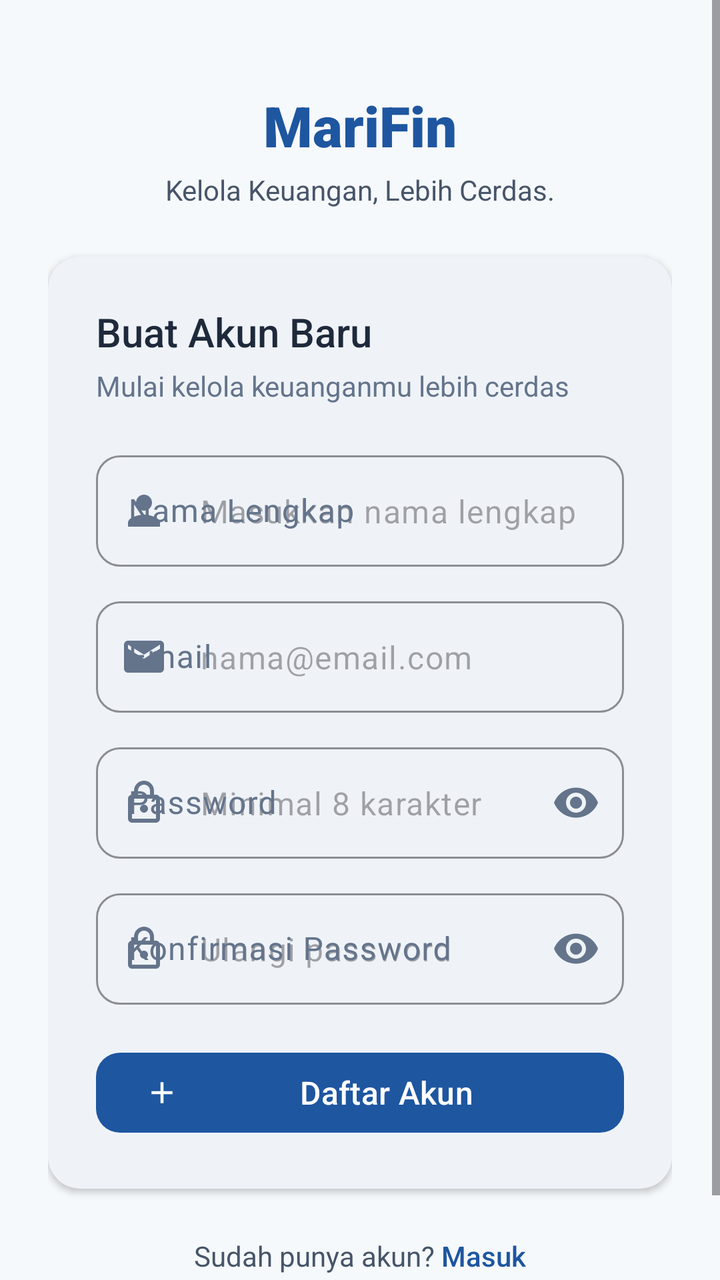
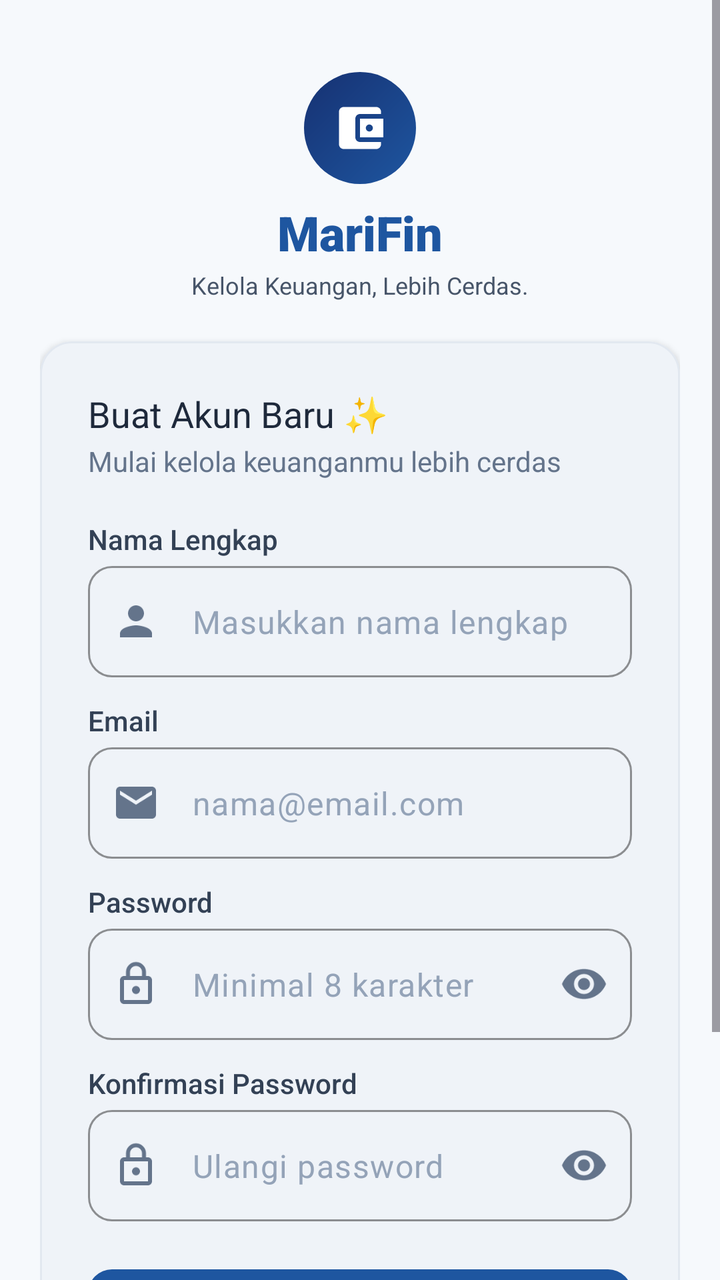

Compare the two renders of this Android layout. The source of the first and the diff that turns it into the second are given below.
<!-- AndroidManifest.xml: application theme Theme.MariFin -->
<!-- res/layout/fragment_register.xml -->
<?xml version="1.0" encoding="utf-8"?>
<ScrollView xmlns:android="http://schemas.android.com/apk/res/android"
    xmlns:app="http://schemas.android.com/apk/res-auto"
    android:layout_width="match_parent"
    android:layout_height="match_parent"
    android:fillViewport="true"
    android:background="@color/background">

    <LinearLayout
        android:layout_width="match_parent"
        android:layout_height="wrap_content"
        android:orientation="vertical"
        android:padding="@dimen/spacing_xl"
        android:gravity="center_horizontal">

        
        <LinearLayout
            android:layout_width="match_parent"
            android:layout_height="wrap_content"
            android:orientation="vertical"
            android:gravity="center"
            android:layout_marginTop="@dimen/spacing_lg"
            android:layout_marginBottom="@dimen/spacing_xl">

            <TextView
                android:layout_width="wrap_content"
                android:layout_height="wrap_content"
                android:text="@string/app_name"
                android:textSize="@dimen/text_3xl"
                android:fontFamily="sans-serif-black"
                android:textColor="@color/primary" />

            <TextView
                android:layout_width="wrap_content"
                android:layout_height="wrap_content"
                android:text="@string/app_tagline"
                android:textSize="@dimen/text_sm"
                android:textColor="@color/gray_600"
                android:layout_marginTop="@dimen/spacing_xs" />
        </LinearLayout>

        
        <com.google.android.material.card.MaterialCardView
            android:layout_width="match_parent"
            android:layout_height="wrap_content"
            style="@style/Widget.MariFin.CardView"
            app:cardElevation="@dimen/elevation_low"
            app:contentPadding="@dimen/spacing_xl">

            <LinearLayout
                android:layout_width="match_parent"
                android:layout_height="wrap_content"
                android:orientation="vertical">

                <TextView
                    android:layout_width="wrap_content"
                    android:layout_height="wrap_content"
                    android:text="Buat Akun Baru"
                    android:textSize="@dimen/text_xl"
                    android:fontFamily="sans-serif-medium"
                    android:textColor="@color/on_surface"
                    android:layout_marginBottom="@dimen/spacing_xs" />

                <TextView
                    android:layout_width="wrap_content"
                    android:layout_height="wrap_content"
                    android:text="Mulai kelola keuanganmu lebih cerdas"
                    android:textSize="@dimen/text_sm"
                    android:textColor="@color/gray_500"
                    android:layout_marginBottom="@dimen/spacing_lg" />

                
                <com.google.android.material.textfield.TextInputLayout
                    android:id="@+id/til_full_name"
                    android:layout_width="match_parent"
                    android:layout_height="wrap_content"
                    android:hint="@string/label_full_name"
                    style="@style/Widget.MariFin.TextInputLayout"
                    app:startIconDrawable="@drawable/ic_person"
                    android:layout_marginBottom="@dimen/spacing_md">

                    <com.google.android.material.textfield.TextInputEditText
                        android:id="@+id/et_full_name"
                        android:layout_width="match_parent"
                        android:layout_height="wrap_content"
                        android:inputType="textPersonName"
                        android:hint="@string/placeholder_full_name"
                        android:textSize="@dimen/text_base" />
                </com.google.android.material.textfield.TextInputLayout>

                
                <com.google.android.material.textfield.TextInputLayout
                    android:id="@+id/til_email"
                    android:layout_width="match_parent"
                    android:layout_height="wrap_content"
                    android:hint="@string/label_email"
                    style="@style/Widget.MariFin.TextInputLayout"
                    app:startIconDrawable="@drawable/ic_email"
                    android:layout_marginBottom="@dimen/spacing_md">

                    <com.google.android.material.textfield.TextInputEditText
                        android:id="@+id/et_email"
                        android:layout_width="match_parent"
                        android:layout_height="wrap_content"
                        android:inputType="textEmailAddress"
                        android:hint="@string/placeholder_email"
                        android:textSize="@dimen/text_base" />
                </com.google.android.material.textfield.TextInputLayout>

                
                <com.google.android.material.textfield.TextInputLayout
                    android:id="@+id/til_password"
                    android:layout_width="match_parent"
                    android:layout_height="wrap_content"
                    android:hint="@string/label_password"
                    style="@style/Widget.MariFin.TextInputLayout"
                    app:startIconDrawable="@drawable/ic_lock"
                    app:endIconMode="password_toggle"
                    android:layout_marginBottom="@dimen/spacing_md">

                    <com.google.android.material.textfield.TextInputEditText
                        android:id="@+id/et_password"
                        android:layout_width="match_parent"
                        android:layout_height="wrap_content"
                        android:inputType="textPassword"
                        android:hint="@string/placeholder_password"
                        android:textSize="@dimen/text_base" />
                </com.google.android.material.textfield.TextInputLayout>

                
                <com.google.android.material.textfield.TextInputLayout
                    android:id="@+id/til_password_confirm"
                    android:layout_width="match_parent"
                    android:layout_height="wrap_content"
                    android:hint="Konfirmasi Password"
                    style="@style/Widget.MariFin.TextInputLayout"
                    app:startIconDrawable="@drawable/ic_lock"
                    app:endIconMode="password_toggle"
                    android:layout_marginBottom="@dimen/spacing_lg">

                    <com.google.android.material.textfield.TextInputEditText
                        android:id="@+id/et_password_confirm"
                        android:layout_width="match_parent"
                        android:layout_height="wrap_content"
                        android:inputType="textPassword"
                        android:hint="Ulangi password"
                        android:textSize="@dimen/text_base" />
                </com.google.android.material.textfield.TextInputLayout>

                
                <com.google.android.material.button.MaterialButton
                    android:id="@+id/btn_register"
                    android:layout_width="match_parent"
                    android:layout_height="wrap_content"
                    android:text="@string/action_register"
                    app:icon="@drawable/ic_add"
                    style="@style/Widget.MariFin.Button" />

                
                <ProgressBar
                    android:id="@+id/progress_bar"
                    android:layout_width="wrap_content"
                    android:layout_height="wrap_content"
                    android:layout_gravity="center"
                    android:visibility="gone"
                    android:layout_marginTop="@dimen/spacing_md" />

            </LinearLayout>
        </com.google.android.material.card.MaterialCardView>

        
        <LinearLayout
            android:layout_width="wrap_content"
            android:layout_height="wrap_content"
            android:orientation="horizontal"
            android:layout_marginTop="@dimen/spacing_xl"
            android:layout_marginBottom="@dimen/spacing_xl">

            <TextView
                android:layout_width="wrap_content"
                android:layout_height="wrap_content"
                android:text="Sudah punya akun? "
                android:textColor="@color/gray_600"
                android:textSize="@dimen/text_sm" />

            <TextView
                android:id="@+id/btn_to_login"
                android:layout_width="wrap_content"
                android:layout_height="wrap_content"
                android:text="Masuk"
                android:textColor="@color/primary"
                android:fontFamily="sans-serif-medium"
                android:textSize="@dimen/text_sm" />
        </LinearLayout>

    </LinearLayout>
</ScrollView>
<!-- resources referenced by this layout -->
<resources>
  <color name="background">#F6F9FC</color>
  <color name="gray_500">#64748B</color>
  <color name="gray_600">#475569</color>
  <color name="on_surface">#1E293B</color>
  <color name="primary">#1E56A0</color>
  <dimen name="elevation_low">2dp</dimen>
  <dimen name="spacing_lg">20dp</dimen>
  <dimen name="spacing_md">12dp</dimen>
  <dimen name="spacing_xl">24dp</dimen>
  <dimen name="spacing_xs">4dp</dimen>
  <dimen name="text_3xl">28sp</dimen>
  <dimen name="text_base">16sp</dimen>
  <dimen name="text_sm">14sp</dimen>
  <dimen name="text_xl">20sp</dimen>
  <!-- drawable ic_add (drawable) -->
  <vector xmlns:android="http://schemas.android.com/apk/res/android"
      android:width="24dp"
      android:height="24dp"
      android:viewportWidth="24"
      android:viewportHeight="24"
      android:tint="?attr/colorControlNormal">
    <path
        android:fillColor="@android:color/white"
        android:pathData="M19,13h-6v6h-2v-6H5v-2h6V5h2v6h6v2z"/>
  </vector>
  <string name="action_register">Daftar Akun</string>
  <string name="app_name">MariFin</string>
  <string name="app_tagline">Kelola Keuangan, Lebih Cerdas.</string>
  <string name="label_email">Email</string>
  <string name="label_full_name">Nama Lengkap</string>
  <string name="label_password">Password</string>
  <string name="placeholder_email">nama@email.com</string>
  <string name="placeholder_full_name">Masukkan nama lengkap</string>
  <string name="placeholder_password">Minimal 8 karakter</string>
  <style name="Widget.MariFin.CardView" parent="Widget.Material3.CardView.Elevated">
          <item name="cardCornerRadius">@dimen/radius_lg</item>
          <item name="cardElevation">@dimen/elevation_low</item>
          <item name="cardBackgroundColor">@color/surface</item>
          <item name="strokeWidth">0dp</item>
      </style>
  <dimen name="radius_md">12dp</dimen>
  <dimen name="min_touch_target">48dp</dimen>
  <color name="on_primary">#FFFFFF</color>
  <dimen name="spacing_sm">8dp</dimen>
  <dimen name="radius_lg">16dp</dimen>
  <color name="surface">#FFFFFF</color>
  <color name="expense_red">#EF4444</color>
  <color name="primary_container">#E8F1FA</color>
  <color name="on_primary_container">#163172</color>
  <color name="secondary">#3AB4F2</color>
  <color name="on_secondary">#FFFFFF</color>
  <color name="surface_variant">#F8FAFC</color>
  <color name="on_surface_variant">#64748B</color>
  <!-- unchanged entries left out for length: 6 -->
</resources>

<!-- the commit's change to res/layout/fragment_register.xml (unified diff, before → after) -->
@@ -10,7 +10,8 @@
         android:layout_width="match_parent"
         android:layout_height="wrap_content"
         android:orientation="vertical"
-        android:padding="@dimen/spacing_xl"
+        android:paddingHorizontal="@dimen/spacing_lg"
+        android:paddingVertical="@dimen/spacing_xl"
         android:gravity="center_horizontal">
 
         
@@ -19,14 +20,29 @@
             android:layout_height="wrap_content"
             android:orientation="vertical"
             android:gravity="center"
-            android:layout_marginTop="@dimen/spacing_lg"
-            android:layout_marginBottom="@dimen/spacing_xl">
+            android:layout_marginTop="@dimen/spacing_md"
+            android:layout_marginBottom="@dimen/spacing_lg">
+
+            <FrameLayout
+                android:layout_width="56dp"
+                android:layout_height="56dp"
+                android:background="@drawable/bg_brand_logo_circle"
+                android:layout_marginBottom="@dimen/spacing_sm">
+
+                <ImageView
+                    android:layout_width="28dp"
+                    android:layout_height="28dp"
+                    android:layout_gravity="center"
+                    android:src="@drawable/ic_wallet_card"
+                    app:tint="@color/white"
+                    android:contentDescription="@string/app_name" />
+            </FrameLayout>
 
             <TextView
                 android:layout_width="wrap_content"
                 android:layout_height="wrap_content"
                 android:text="@string/app_name"
-                android:textSize="@dimen/text_3xl"
+                android:textSize="@dimen/text_2xl"
                 android:fontFamily="sans-serif-black"
                 android:textColor="@color/primary" />
 
@@ -34,9 +50,9 @@
                 android:layout_width="wrap_content"
                 android:layout_height="wrap_content"
                 android:text="@string/app_tagline"
-                android:textSize="@dimen/text_sm"
+                android:textSize="@dimen/text_xs"
                 android:textColor="@color/gray_600"
-                android:layout_marginTop="@dimen/spacing_xs" />
+                android:layout_marginTop="@dimen/spacing_2xs" />
         </LinearLayout>
 
         
@@ -45,6 +61,9 @@
             android:layout_height="wrap_content"
             style="@style/Widget.MariFin.CardView"
             app:cardElevation="@dimen/elevation_low"
+            app:cardCornerRadius="@dimen/radius_lg"
+            app:strokeWidth="1dp"
+            app:strokeColor="@color/divider"
             app:contentPadding="@dimen/spacing_xl">
 
             <LinearLayout
@@ -55,11 +74,11 @@
                 <TextView
                     android:layout_width="wrap_content"
                     android:layout_height="wrap_content"
-                    android:text="Buat Akun Baru"
-                    android:textSize="@dimen/text_xl"
-                    android:fontFamily="sans-serif-medium"
+                    android:text="Buat Akun Baru ✨"
+                    android:textSize="@dimen/text_lg"
+                    android:fontFamily="sans-serif-bold"
                     android:textColor="@color/on_surface"
-                    android:layout_marginBottom="@dimen/spacing_xs" />
+                    android:layout_marginBottom="@dimen/spacing_2xs" />
 
                 <TextView
                     android:layout_width="wrap_content"
@@ -70,11 +89,20 @@
                     android:layout_marginBottom="@dimen/spacing_lg" />
 
                 
+                <TextView
+                    android:layout_width="wrap_content"
+                    android:layout_height="wrap_content"
+                    android:text="@string/label_full_name"
+                    android:textSize="@dimen/text_sm"
+                    android:fontFamily="sans-serif-medium"
+                    android:textColor="@color/gray_700"
+                    android:layout_marginBottom="@dimen/spacing_xs" />
+
                 <com.google.android.material.textfield.TextInputLayout
                     android:id="@+id/til_full_name"
                     android:layout_width="match_parent"
                     android:layout_height="wrap_content"
-                    android:hint="@string/label_full_name"
+                    app:hintEnabled="false"
                     style="@style/Widget.MariFin.TextInputLayout"
                     app:startIconDrawable="@drawable/ic_person"
                     android:layout_marginBottom="@dimen/spacing_md">
@@ -85,15 +113,25 @@
                         android:layout_height="wrap_content"
                         android:inputType="textPersonName"
                         android:hint="@string/placeholder_full_name"
-                        android:textSize="@dimen/text_base" />
-                </com.google.android.material.textfield.TextInputLayout>
-
-                
+                        android:textColorHint="@color/gray_400"
+                        android:textSize="@dimen/text_base" />
+                </com.google.android.material.textfield.TextInputLayout>
+
+                
+                <TextView
+                    android:layout_width="wrap_content"
+                    android:layout_height="wrap_content"
+                    android:text="@string/label_email"
+                    android:textSize="@dimen/text_sm"
+                    android:fontFamily="sans-serif-medium"
+                    android:textColor="@color/gray_700"
+                    android:layout_marginBottom="@dimen/spacing_xs" />
+
                 <com.google.android.material.textfield.TextInputLayout
                     android:id="@+id/til_email"
                     android:layout_width="match_parent"
                     android:layout_height="wrap_content"
-                    android:hint="@string/label_email"
+                    app:hintEnabled="false"
                     style="@style/Widget.MariFin.TextInputLayout"
                     app:startIconDrawable="@drawable/ic_email"
                     android:layout_marginBottom="@dimen/spacing_md">
@@ -104,15 +142,25 @@
                         android:layout_height="wrap_content"
                         android:inputType="textEmailAddress"
                         android:hint="@string/placeholder_email"
-                        android:textSize="@dimen/text_base" />
-                </com.google.android.material.textfield.TextInputLayout>
-
-                
+                        android:textColorHint="@color/gray_400"
+                        android:textSize="@dimen/text_base" />
+                </com.google.android.material.textfield.TextInputLayout>
+
+                
+                <TextView
+                    android:layout_width="wrap_content"
+                    android:layout_height="wrap_content"
+                    android:text="@string/label_password"
+                    android:textSize="@dimen/text_sm"
+                    android:fontFamily="sans-serif-medium"
+                    android:textColor="@color/gray_700"
+                    android:layout_marginBottom="@dimen/spacing_xs" />
+
                 <com.google.android.material.textfield.TextInputLayout
                     android:id="@+id/til_password"
                     android:layout_width="match_parent"
                     android:layout_height="wrap_content"
-                    android:hint="@string/label_password"
+                    app:hintEnabled="false"
                     style="@style/Widget.MariFin.TextInputLayout"
                     app:startIconDrawable="@drawable/ic_lock"
                     app:endIconMode="password_toggle"
@@ -124,15 +172,25 @@
                         android:layout_height="wrap_content"
                         android:inputType="textPassword"
                         android:hint="@string/placeholder_password"
-                        android:textSize="@dimen/text_base" />
-                </com.google.android.material.textfield.TextInputLayout>
-
-                
+                        android:textColorHint="@color/gray_400"
+                        android:textSize="@dimen/text_base" />
+                </com.google.android.material.textfield.TextInputLayout>
+
+                
+                <TextView
+                    android:layout_width="wrap_content"
+                    android:layout_height="wrap_content"
+                    android:text="Konfirmasi Password"
+                    android:textSize="@dimen/text_sm"
+                    android:fontFamily="sans-serif-medium"
+                    android:textColor="@color/gray_700"
+                    android:layout_marginBottom="@dimen/spacing_xs" />
+
                 <com.google.android.material.textfield.TextInputLayout
                     android:id="@+id/til_password_confirm"
                     android:layout_width="match_parent"
                     android:layout_height="wrap_content"
-                    android:hint="Konfirmasi Password"
+                    app:hintEnabled="false"
                     style="@style/Widget.MariFin.TextInputLayout"
                     app:startIconDrawable="@drawable/ic_lock"
                     app:endIconMode="password_toggle"
@@ -144,6 +202,7 @@
                         android:layout_height="wrap_content"
                         android:inputType="textPassword"
                         android:hint="Ulangi password"
+                        android:textColorHint="@color/gray_400"
                         android:textSize="@dimen/text_base" />
                 </com.google.android.material.textfield.TextInputLayout>
 
@@ -151,9 +210,10 @@
                 <com.google.android.material.button.MaterialButton
                     android:id="@+id/btn_register"
                     android:layout_width="match_parent"
-                    android:layout_height="wrap_content"
+                    android:layout_height="52dp"
                     android:text="@string/action_register"
                     app:icon="@drawable/ic_add"
+                    app:cornerRadius="@dimen/radius_md"
                     style="@style/Widget.MariFin.Button" />
 
                 
@@ -173,7 +233,7 @@
             android:layout_width="wrap_content"
             android:layout_height="wrap_content"
             android:orientation="horizontal"
-            android:layout_marginTop="@dimen/spacing_xl"
+            android:layout_marginTop="@dimen/spacing_lg"
             android:layout_marginBottom="@dimen/spacing_xl">
 
             <TextView
@@ -189,7 +249,7 @@
                 android:layout_height="wrap_content"
                 android:text="Masuk"
                 android:textColor="@color/primary"
-                android:fontFamily="sans-serif-medium"
+                android:fontFamily="sans-serif-bold"
                 android:textSize="@dimen/text_sm" />
         </LinearLayout>
 
<!-- resource entries referenced after the edit -->
@@ -1,19 +1,37 @@
 <!-- resources referenced by this layout -->
 <resources>
   <color name="background">#F6F9FC</color>
+  <color name="divider">#E2E8F0</color>
+  <color name="gray_400">#94A3B8</color>
   <color name="gray_500">#64748B</color>
   <color name="gray_600">#475569</color>
+  <color name="gray_700">#334155</color>
   <color name="on_surface">#1E293B</color>
   <color name="primary">#1E56A0</color>
+  <color name="white">#FFFFFF</color>
   <dimen name="elevation_low">2dp</dimen>
   <dimen name="spacing_lg">20dp</dimen>
   <dimen name="spacing_md">12dp</dimen>
   <dimen name="spacing_xl">24dp</dimen>
   <dimen name="spacing_xs">4dp</dimen>
-  <dimen name="text_3xl">28sp</dimen>
+  <dimen name="text_2xl">24sp</dimen>
   <dimen name="text_base">16sp</dimen>
+  <dimen name="text_lg">18sp</dimen>
   <dimen name="text_sm">14sp</dimen>
-  <dimen name="text_xl">20sp</dimen>
+  <dimen name="text_xs">12sp</dimen>
+  <!-- drawable bg_brand_logo_circle (drawable) -->
+  <?xml version="1.0" encoding="utf-8"?>
+  <shape xmlns:android="http://schemas.android.com/apk/res/android"
+      android:shape="oval">
+      <gradient
+          android:type="linear"
+          android:startColor="@color/primary"
+          android:endColor="@color/primary_dark"
+          android:angle="135" />
+      <size
+          android:width="64dp"
+          android:height="64dp" />
+  </shape>
   <!-- drawable ic_add (drawable) -->
   <vector xmlns:android="http://schemas.android.com/apk/res/android"
       android:width="24dp"
@@ -24,6 +42,17 @@
     <path
         android:fillColor="@android:color/white"
         android:pathData="M19,13h-6v6h-2v-6H5v-2h6V5h2v6h6v2z"/>
+  </vector>
+  <!-- drawable ic_wallet_card (drawable) -->
+  <vector xmlns:android="http://schemas.android.com/apk/res/android"
+      android:width="24dp"
+      android:height="24dp"
+      android:viewportWidth="24"
+      android:viewportHeight="24"
+      android:tint="?attr/colorControlNormal">
+    <path
+        android:fillColor="@android:color/white"
+        android:pathData="M21,18v1c0,1.1 -0.9,2 -2,2L5,21c-1.11,0 -2,-0.9 -2,-2L3,5c0,-1.1 0.89,-2 2,-2h14c1.1,0 2,0.9 2,2v1h-9c-1.11,0 -2,0.9 -2,2v8c0,1.1 0.89,2 2,2h9zM12,16h10L22,8L12,8v8zM16,13.5c-0.83,0 -1.5,-0.67 -1.5,-1.5s0.67,-1.5 1.5,-1.5 1.5,0.67 1.5,1.5 -0.67,1.5 -1.5,1.5z"/>
   </vector>
   <string name="action_register">Daftar Akun</string>
   <string name="app_name">MariFin</string>
@@ -40,7 +69,9 @@
           <item name="cardBackgroundColor">@color/surface</item>
           <item name="strokeWidth">0dp</item>
       </style>
+  <color name="primary_dark">#163172</color>
   <dimen name="radius_md">12dp</dimen>
+  <dimen name="spacing_2xs">2dp</dimen>
   <dimen name="min_touch_target">48dp</dimen>
   <color name="on_primary">#FFFFFF</color>
   <dimen name="spacing_sm">8dp</dimen>
